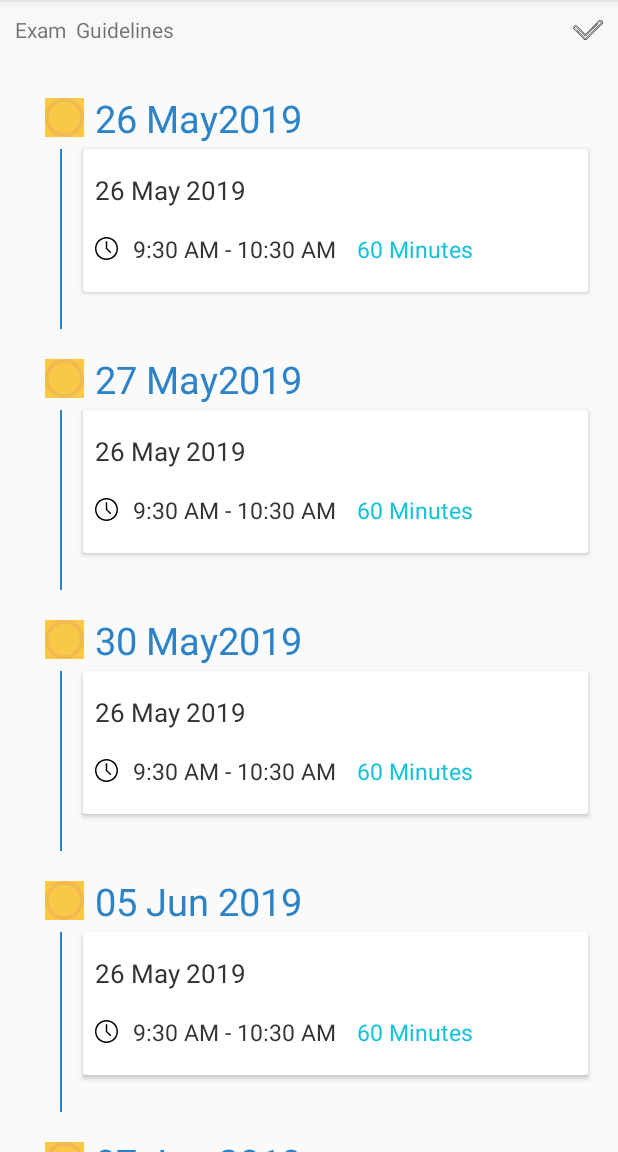
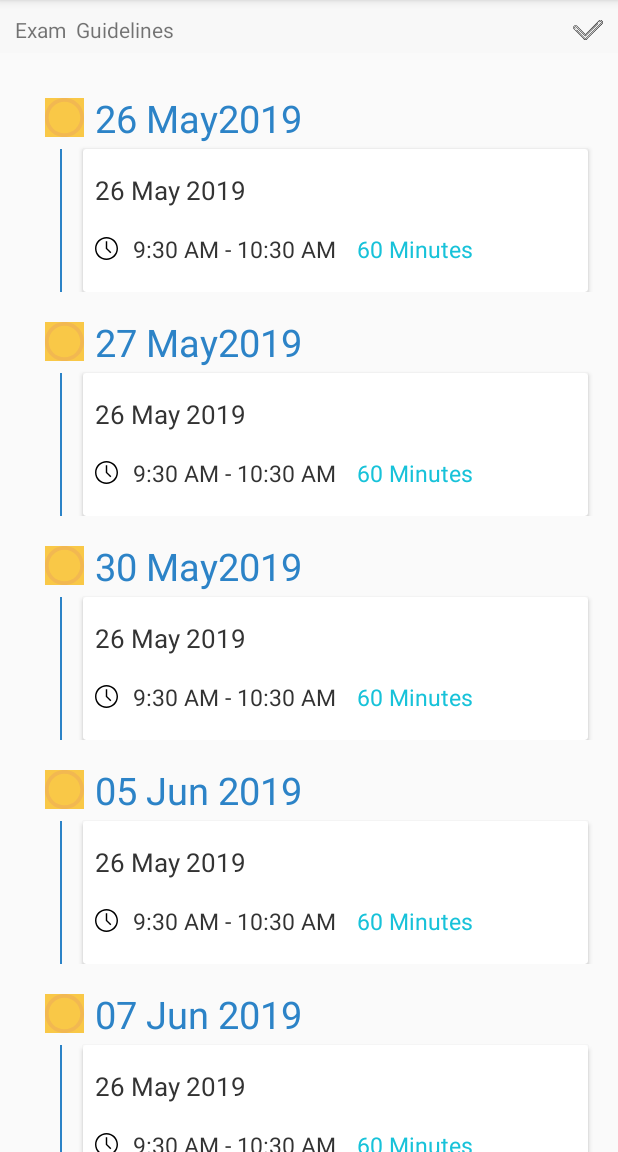
Before and after one commit to Dharmendra444-buit/DateSheet, an Android app: the screen it shows after launch (MainActivity), on a phone screen of 412 x 824 dp, the part 84-1236 px from its top. Run offline under Robolectric (Android 15) with nearby library versions, the phone set to English and light mode, and no system bars.

Commit message:
add string.xml and data.xml updated

```diff
--- a/app/src/main/res/layout/data.xml
+++ b/app/src/main/res/layout/data.xml
@@ -1,8 +1,10 @@
 <?xml version="1.0" encoding="utf-8"?>
 <androidx.constraintlayout.widget.ConstraintLayout xmlns:android="http://schemas.android.com/apk/res/android"
+
     xmlns:tools="http://schemas.android.com/tools"
     android:layout_width="match_parent"
     android:layout_height="wrap_content"
+
     xmlns:app="http://schemas.android.com/apk/res-auto">
 <ImageView
     android:id="@+id/img_round"
@@ -16,12 +18,14 @@
     app:layout_constraintTop_toTopOf="parent"
     app:layout_constraintEnd_toStartOf="@+id/tv_math"
     app:layout_constraintBottom_toTopOf="@+id/view"
-    />
+    android:layout_marginStart="20dp"
+    tools:ignore="UnknownIdInLayout"
+    android:contentDescription="@string/todo" />
     <TextView
         android:id="@+id/tv_math"
         android:layout_width="wrap_content"
         android:layout_height="wrap_content"
-        android:text="Maths"
+        android:text="@string/maths"
         android:textColor="#2c83c7"
         android:layout_marginLeft="7dp"
         app:layout_constraintEnd_toStartOf="@+id/img_round"
@@ -29,18 +33,19 @@
         app:layout_constraintStart_toEndOf="@+id/img_round"
         app:layout_constraintEnd_toEndOf="parent"
         app:layout_constraintBottom_toBottomOf="@+id/img_round"
-        android:textSize="25dp"
-        />
+        android:textSize="25sp"
+        android:layout_marginStart="7dp" />
     <View
         android:id="@+id/view_line"
         android:layout_width="1dp"
         android:background="#2c83c7"
-        android:layout_height="120dp"
+        android:layout_height="0dp"
         android:layout_marginTop="8dp"
         android:layout_marginLeft="10dp"
         app:layout_constraintStart_toStartOf="@id/img_round"
         app:layout_constraintTop_toBottomOf="@+id/img_round"
-        />
+        app:layout_constraintBottom_toBottomOf="@+id/card_view"
+        android:layout_marginStart="10dp" />
 
     <androidx.cardview.widget.CardView
         android:id="@+id/card_view"
@@ -54,7 +59,8 @@
         app:layout_constraintTop_toTopOf="@+id/view_line"
         app:layout_constraintTop_toBottomOf="@id/tv_math"
 
-        >
+        android:layout_marginEnd="10dp"
+        android:layout_marginStart="45dp">
 <androidx.constraintlayout.widget.ConstraintLayout
     android:layout_width="match_parent"
     android:layout_height="wrap_content"
@@ -62,8 +68,8 @@
 
 <TextView
     android:id="@+id/tv_date"
-    android:textSize="17dp"
-    android:text="26 May 2019"
+    android:textSize="17sp"
+    android:text="@string/_26_may_2019"
     android:textColor="#333333"
     android:layout_marginLeft="8dp"
     android:layout_marginTop="15dp"
@@ -71,7 +77,8 @@
     android:layout_height="wrap_content"
     app:layout_constraintStart_toStartOf="parent"
     app:layout_constraintTop_toTopOf="parent"
-    app:layout_constraintBottom_toTopOf="@+id/img_clock"/>
+    app:layout_constraintBottom_toTopOf="@+id/img_clock"
+    android:layout_marginStart="8dp" />
     <ImageView
         android:id="@+id/img_clock"
         android:layout_width="15dp"
@@ -86,14 +93,14 @@
         android:layout_marginBottom="16dp"
 
 
-        />
+        android:contentDescription="@string/todo" />
     <TextView
         android:id="@+id/tv_time"
         android:layout_width="wrap_content"
         android:layout_height="wrap_content"
-        android:text="9:30 AM- 10:30 AM"
+        android:text="@string/_9_30_am_10_30_am"
         android:textColor="#333333"
-        android:textSize="15dp"
+        android:textSize="15sp"
         android:layout_marginLeft="10dp"
         app:layout_constraintStart_toEndOf="@+id/img_clock"
         app:layout_constraintTop_toBottomOf="@+id/tv_date"
@@ -102,19 +109,19 @@
         app:layout_constraintTop_toTopOf="@id/img_clock"
 
 
-        />
+        android:layout_marginStart="10dp" />
     <TextView
         android:id="@+id/tv_minutes"
         android:layout_width="wrap_content"
         android:layout_height="wrap_content"
-        android:text="60 Minutes"
+        android:text="@string/_60_minutes"
         android:textColor="#17c2d9"
-        android:textSize="15dp"
+        android:textSize="15sp"
         android:layout_marginLeft="14dp"
         app:layout_constraintStart_toEndOf="@+id/tv_time"
         app:layout_constraintTop_toTopOf="@+id/tv_time"
         app:layout_constraintBottom_toBottomOf="@+id/tv_time"
-        />
+        android:layout_marginStart="14dp" />
 
 
 
@@ -122,8 +129,6 @@
 </androidx.constraintlayout.widget.ConstraintLayout>
 
 
-
-
     </androidx.cardview.widget.CardView>
 
 
--- a/app/src/main/res/values/strings.xml
+++ b/app/src/main/res/values/strings.xml
@@ -1,3 +1,9 @@
 <resources>
     <string name="app_name">Datesheet</string>
+    <string name="_60_minutes">60 Minutes</string>
+    <string name="_9_30_am_10_30_am">9:30 AM- 10:30 AM</string>
+    <string name="_26_may_2019">26 May 2019</string>
+    <string name="maths">Maths</string>
+    <string name="todo">TODO</string>
+
 </resources>
```
